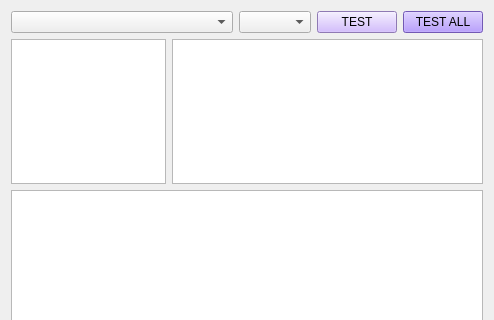
Above: qt/form_test_model.ui from idergunoff/geovel_1.0 before the change; both pictures show x 0 to 494 and y 0 to 320 of the 494 by 635 pixel window. Below: the same form after it.
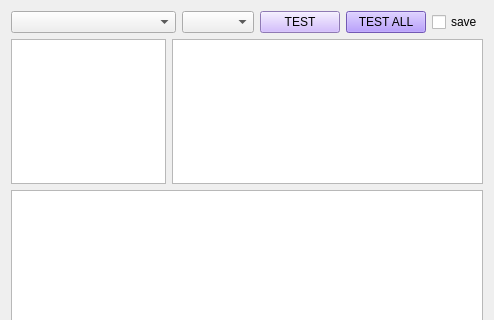
That is the form after the change.

Commit message: test regression save save checkbox

The edit to the form file:
```diff
--- a/qt/form_test_model.ui
+++ b/qt/form_test_model.ui
@@ -40,6 +40,13 @@
            </property>
           </widget>
          </item>
+         <item row="0" column="2">
+          <widget class="QCheckBox" name="checkBox_save_test">
+           <property name="text">
+            <string>save</string>
+           </property>
+          </widget>
+         </item>
         </layout>
        </item>
        <item row="0" column="0">
```
The commit also changes 2 other files.
